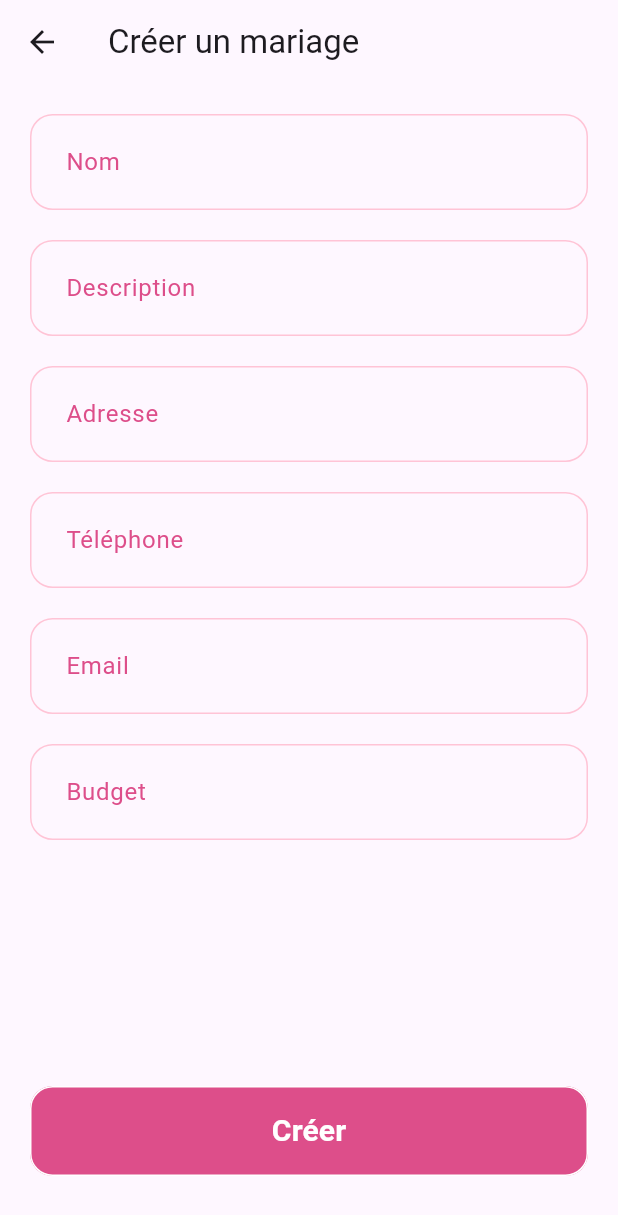
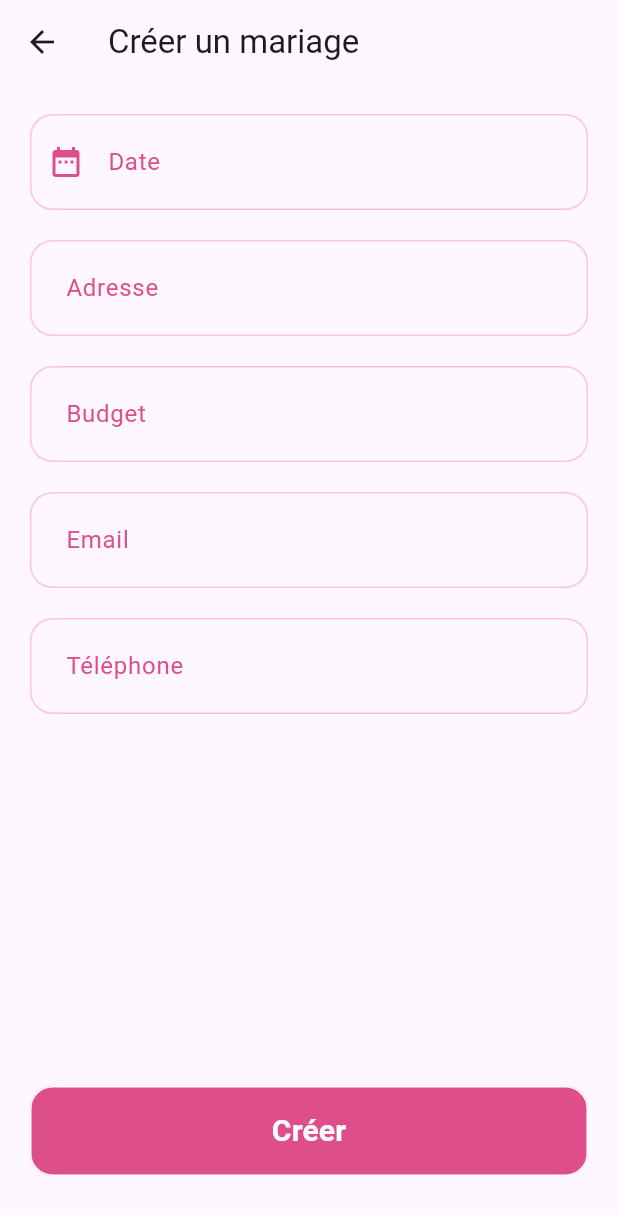
Before and after one commit to TheoBourdel/wedding-app, a Flutter app: the WeddingFormPage screen opened directly, on a phone screen of 412 x 824 dp. Shown: the top 1215 px of the screen. Run offline on Flutter 3.47's test engine with Material 3 defaults, Android fonts, the light colour scheme and no system bars; our stand-ins replace bloc, equatable, firebase_core, firebase_messaging, fl_chart, flutter_bloc and 10 more; missing offline and left inert: date_count_down; accounts and stored records are empty; generated files the repository leaves out were written again; project files that could hold a hidden picture were left out.

Commit message:
refacto(wedding): refacti fields

```diff
--- a/client/lib/dto/wedding_dto.dart
+++ b/client/lib/dto/wedding_dto.dart
@@ -1,22 +1,20 @@
 import 'package:client/model/user.dart';
 
 class WeddingDto {
-  final String name;
-  final String description;
   final String address;
   final String phone;
   final String email;
   final int budget;
+  final String date;
   final List<User>? organizers;
 
 
   WeddingDto({
-    required this.name,
-    required this.description,
     required this.address,
     required this.phone,
     required this.email,
     required this.budget,
+    required this.date,
     this.organizers,
   });
 
@@ -26,24 +24,22 @@ class WeddingDto {
     List<User>? organizers = organizersJson?.map((organizer) => User.fromJson(organizer as Map<String, dynamic>)).toList();
 
     return WeddingDto(
-      name: json['Name'] as String,
-      description: json['Description'] as String,
       address: json['Address'] as String,
       phone: json['Phone'] as String,
       email: json['Email'] as String,
       budget: json['Budget'] as int,
+      date: json['Date'] as String,
       organizers: organizers,
     );
   }
 
   Map<String, dynamic> toJson() {
     Map<String, dynamic> data = {
-      'Name': name,
-      'Description': description,
       'Address': address,
       'Phone': phone,
       'Email': email,
       'Budget': budget.toString(),
+      'Date': date,
     };
 
     if (organizers != null) {
--- a/client/lib/features/wedding/pages/no_wedding_page.dart
+++ b/client/lib/features/wedding/pages/no_wedding_page.dart
@@ -17,9 +17,9 @@ class NoWeddingPage extends StatelessWidget {
                 mainAxisAlignment: MainAxisAlignment.center,
                 children: [
                   Image.asset(
-                    'assets/images/couple2.png',
-                    width: 300,
-                    height: 300,
+                    'assets/images/couple.png',
+                    width: 350,
+                    height: 350,
                   ),
                   const Padding(
                     padding: EdgeInsets.all(16.0),
--- a/client/lib/features/wedding/pages/wedding_form.dart
+++ b/client/lib/features/wedding/pages/wedding_form.dart
@@ -25,17 +25,17 @@ class _WeddingFormPageState extends State<WeddingFormPage> {
   final _phoneController = TextEditingController();
   final _emailController = TextEditingController();
   final _budgetController = TextEditingController();
+  final _dateController = TextEditingController();
 
   @override
   void initState() {
     super.initState();
     if (widget.wedding != null) {
-      _nameController.text = widget.wedding!.name;
-      _descriptionController.text = widget.wedding!.description;
       _addressController.text = widget.wedding!.address;
       _phoneController.text = widget.wedding!.phone;
       _emailController.text = widget.wedding!.email;
       _budgetController.text = widget.wedding!.budget.toString();
+      _dateController.text = widget.wedding!.date.toString();
     }
 
   }
@@ -69,17 +69,15 @@ class _WeddingFormPageState extends State<WeddingFormPage> {
                     flex: 5,
                     child: Column(
                       children: [
-                        Input(hintText: "Nom", controller: _nameController),
+                        Input(hintText: "Date", controller: _dateController, icon: Icons.date_range, isDate: true),
                         const SizedBox(height: 20),
-                        Input(hintText: "Description", controller: _descriptionController),
+                        Input(hintText: "Adresse", controller: _addressController, keyboardType: TextInputType.streetAddress),
                         const SizedBox(height: 20),
-                        Input(hintText: "Adresse", controller: _addressController),
+                        Input(hintText: "Budget", controller: _budgetController, keyboardType: TextInputType.number),
                         const SizedBox(height: 20),
-                        Input(hintText: "Téléphone", controller: _phoneController),
+                        Input(hintText: "Email", controller: _emailController, keyboardType: TextInputType.emailAddress),
                         const SizedBox(height: 20),
-                        Input(hintText: "Email", controller: _emailController),
-                        const SizedBox(height: 20),
-                        Input(hintText: "Budget", controller: _budgetController),
+                        Input(hintText: "Téléphone", controller: _phoneController, keyboardType: TextInputType.phone),
                       ],
                     )
                   ),
@@ -96,12 +94,11 @@ class _WeddingFormPageState extends State<WeddingFormPage> {
                             context.read<WeddingBloc>().add(
                               WeddingCreated(
                                 weddingDto: WeddingDto(
-                                  name: _nameController.text,
-                                  description: _descriptionController.text,
                                   address: _addressController.text,
                                   phone: _phoneController.text,
                                   email: _emailController.text,
                                   budget: int.parse(_budgetController.text),
+                                  date: _dateController.text,
                                 ),
                                 userId: userId!
                               )
@@ -111,12 +108,11 @@ class _WeddingFormPageState extends State<WeddingFormPage> {
                               WeddingUpdated(
                                 wedding: Wedding(
                                   id: widget.wedding!.id,
-                                  name: _nameController.text,
-                                  description: _descriptionController.text,
                                   address: _addressController.text,
                                   phone: _phoneController.text,
                                   email: _emailController.text,
                                   budget: int.parse(_budgetController.text),
+                                  date: _dateController.text,
                                 )
                               )
                             );
--- a/client/lib/model/wedding.dart
+++ b/client/lib/model/wedding.dart
@@ -2,13 +2,11 @@ import 'package:client/model/user.dart';
 
 class Wedding {
   final int id;
-  final String name;
-  final String description;
-  final String? profileImage;
   final String address;
   final String phone;
   final String email;
   final int budget;
+  final String date;
   final String? createdAt;
   final String? updatedAt;
   final String? deletedAt;
@@ -16,13 +14,11 @@ class Wedding {
 
   Wedding({
     required this.id,
-    required this.name,
-    required this.description,
-    this.profileImage,
     required this.address,
     required this.phone,
     required this.email,
     required this.budget,
+    required this.date,
     this.createdAt,
     this.updatedAt,
     this.deletedAt,
@@ -35,13 +31,11 @@ class Wedding {
 
     return Wedding(
       id: json['ID'] as int,
-      name: json['Name'] as String,
-      description: json['Description'] as String,
-      profileImage: json['ProfileImage'] as String?,
       address: json['Address'] as String,
       phone: json['Phone'] as String,
       email: json['Email'] as String,
       budget: json['Budget'] as int,
+      date: json['Date'] as String,
       createdAt: json['CreatedAt'] as String?,
       updatedAt: json['UpdatedAt'] as String?,
       deletedAt: json['DeletedAt'] as String?,
@@ -52,12 +46,11 @@ class Wedding {
   Map<String, dynamic> toJson() {
     Map<String, dynamic> data = {
       'ID': id.toString(),
-      'Name': name,
-      'Description': description,
       'Address': address,
       'Phone': phone,
       'Email': email,
       'Budget': budget.toString(),
+      'Date': date,
     };
 
     if (organizers != null) {
--- a/client/lib/repository/user_repository.dart
+++ b/client/lib/repository/user_repository.dart
@@ -24,7 +24,7 @@ class UserRepository {
         Uri.parse('$_baseUrl/user/${user.id}/token'),
         body: json.encode({'token': token}),
       );
-      if (res.statusCode == 201) {
+      if (res.statusCode == 201 || res.statusCode == 200) {
         return User.fromJson(jsonDecode(res.body));
       } else {
         throw Exception(res.body);
--- a/client/lib/shared/widget/input.dart
+++ b/client/lib/shared/widget/input.dart
@@ -5,20 +5,43 @@ class Input extends StatelessWidget {
   final String hintText;
   final bool isObscureText;
   final TextEditingController controller;
+  final IconData? icon;
+  final bool isDate;
+  final TextInputType keyboardType;
 
   const Input({
     super.key,
     required this.hintText,
     required this.controller,
-    this.isObscureText = false
+    this.isObscureText = false,
+    this.isDate = false,
+    this.icon,
+    this.keyboardType = TextInputType.text,
   });
 
   @override
   Widget build(BuildContext context) {
+
+    Future<void> selectDate() async {
+      DateTime? picked = await showDatePicker(
+        context: context,
+        initialDate: DateTime.now(),
+        firstDate: DateTime(2000),
+        lastDate: DateTime(3000),
+      );
+
+      if (picked != null) {
+        controller.text = picked.toString().split(' ')[0];
+      }
+    }
+
     return TextFormField(
       controller: controller,
       obscureText: isObscureText,
+      keyboardType: keyboardType,
       decoration: InputDecoration(
+        prefixIcon: icon != null ? Icon(icon) : null,
+        prefixIconColor: AppColors.pink500,
         hintText: hintText,
         labelText: hintText,
         labelStyle: const TextStyle(
@@ -36,6 +59,11 @@ class Input extends StatelessWidget {
         }
         return null;
       },
+      onTap: () {
+        if (isDate) {
+          selectDate();
+        }
+      }
     );
   }
 }
--- a/client/pubspec.yaml
+++ b/client/pubspec.yaml
@@ -43,6 +43,7 @@ dependencies:
   firebase_core: ^3.1.0
   flutter_local_notifications: 17.1.2
   googleapis_auth: ^1.1.0
+  date_count_down: ^3.0.0
   # The following adds the Cupertino Icons font to your application.
   # The following adds the Cupertino Icons font to your application.
   # Use with the CupertinoIcons class for iOS style icons.
```
Also changed, not shown: client/lib/features/wedding/pages/wedding_info_page.dart (+18 -11 lines), client/lib/features/wedding/widgets/wedding_countdown_card.dart (+25 -81 lines), client/lib/features/wedding/widgets/wedding_info_line.dart (added, +24 -0 lines), 2 other files.
